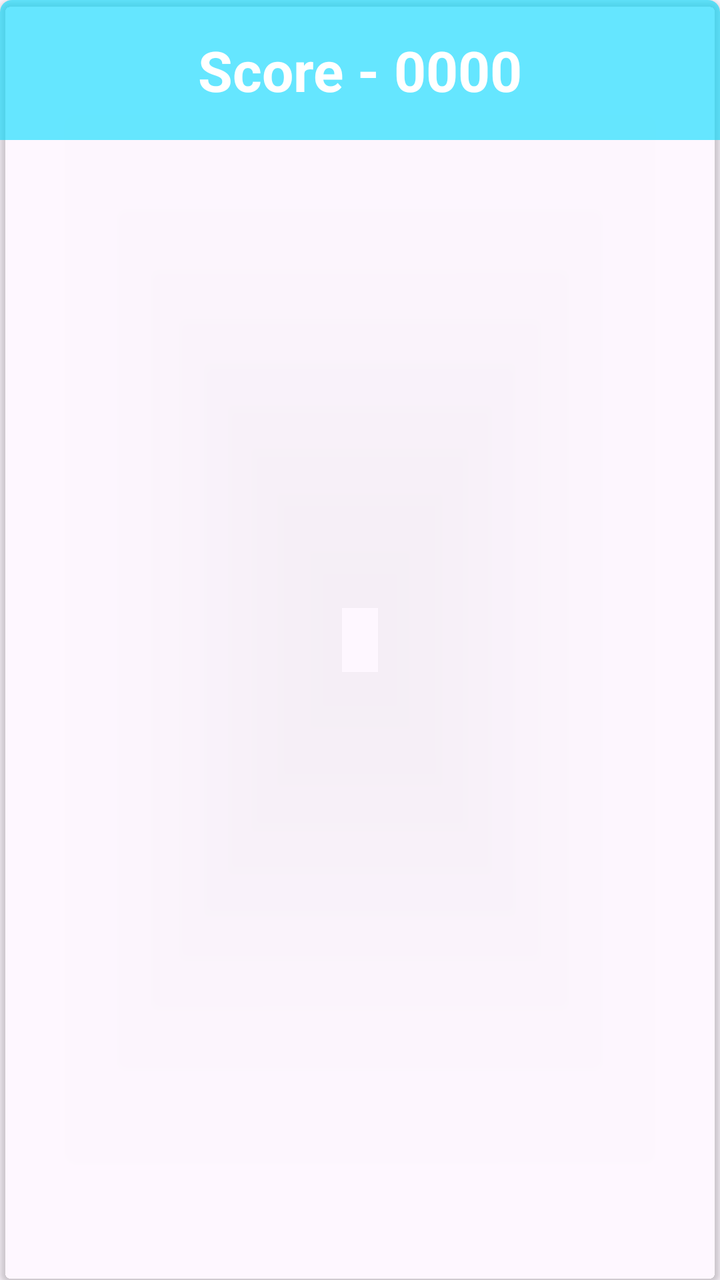
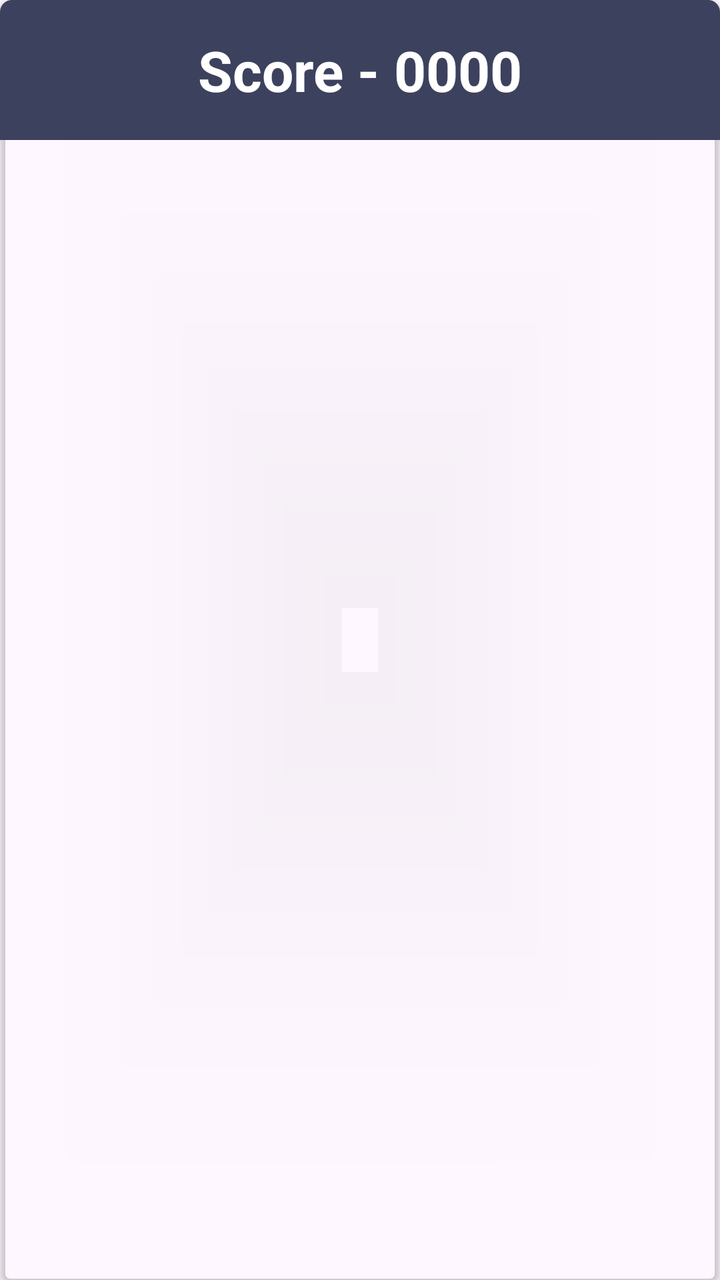

Before-and-after screenshots of an Android layout around one commit, followed by the original layout XML and the change that was made.
<!-- AndroidManifest.xml: application theme Base.Theme.MainApp -->
<!-- res/layout/toolbar_score.xml -->
<?xml version="1.0" encoding="utf-8"?>
<androidx.cardview.widget.CardView xmlns:android="http://schemas.android.com/apk/res/android"
    xmlns:app="http://schemas.android.com/apk/res-auto"
    android:id="@+id/card"
    android:layout_width="match_parent"
    android:layout_height="70dp"
    android:layout_marginHorizontal="10dp"
    android:layout_marginBottom="10dp"
    android:visibility="visible"
    app:cardBackgroundColor="@android:color/transparent"
    app:cardCornerRadius="6dp">

    <LinearLayout
        android:id="@+id/linLay"
        android:layout_width="match_parent"
        android:layout_height="70dp"
        android:background="#9900ddff"
        android:gravity="center"
        android:visibility="visible">

        <TextView
            android:layout_width="wrap_content"
            android:layout_height="wrap_content"
            android:layout_gravity="center"
            android:text="Score - "
            android:textColor="@color/white"
            android:textSize="28sp"
            android:textStyle="bold" />

        <TextView
            android:id="@+id/scoreList"
            android:layout_width="wrap_content"
            android:layout_height="wrap_content"
            android:layout_gravity="center"
            android:text="0000"
            android:textColor="@color/white"
            android:textSize="28sp"
            android:textStyle="bold" />

    </LinearLayout>

</androidx.cardview.widget.CardView>
<!-- resources referenced by this layout -->
<resources>
  <color name="white">#ffffff</color>
      //Day Theme
  <style name="Base.Theme.MainApp" parent="Theme.Material3.DayNight.NoActionBar">
          <item name="android:statusBarColor">@color/white</item>
          <item name="android:windowLightStatusBar">true</item>
          
          <item name="colorPrimary">@color/colorPrimary</item>
          <item name="colorPrimaryDark">@color/basic_2</item>
          <item name="colorAccent">@color/basic_2</item>
          <item name="color">@color/white</item>
          <item name="background">@color/basic_2</item>
          <item name="tickColor">@color/basic_2</item>
          <item name="trackColor">@color/basic_2</item>
          <item name="colorOnBackground">@color/white</item>
          <item name="colorError">@color/dark</item>
          <item name="colorOnError">@color/basic_2</item>
      </style>
  <color name="colorPrimary">#fff</color>
      //Needed
  <color name="basic_2">#3c415e</color>
  <color name="dark">#000000</color>
</resources>

<!-- the commit's change to res/layout/toolbar_score.xml (unified diff, before → after) -->
@@ -14,7 +14,7 @@
         android:id="@+id/linLay"
         android:layout_width="match_parent"
         android:layout_height="70dp"
-        android:background="#9900ddff"
+        android:background="?background"
         android:gravity="center"
         android:visibility="visible">
 
@@ -22,7 +22,7 @@
             android:layout_width="wrap_content"
             android:layout_height="wrap_content"
             android:layout_gravity="center"
-            android:text="Score - "
+            android:text="@string/score_label"
             android:textColor="@color/white"
             android:textSize="28sp"
             android:textStyle="bold" />
@@ -32,7 +32,7 @@
             android:layout_width="wrap_content"
             android:layout_height="wrap_content"
             android:layout_gravity="center"
-            android:text="0000"
+            android:text="@string/zero_score"
             android:textColor="@color/white"
             android:textSize="28sp"
             android:textStyle="bold" />
<!-- resource entries referenced after the edit -->
@@ -2,6 +2,8 @@
 <resources>
   <color name="white">#ffffff</color>
       //Day Theme
+  <string name="score_label">"Score - "</string>
+  <string name="zero_score">0000</string>
   <style name="Base.Theme.MainApp" parent="Theme.Material3.DayNight.NoActionBar">
           <item name="android:statusBarColor">@color/white</item>
           <item name="android:windowLightStatusBar">true</item>
